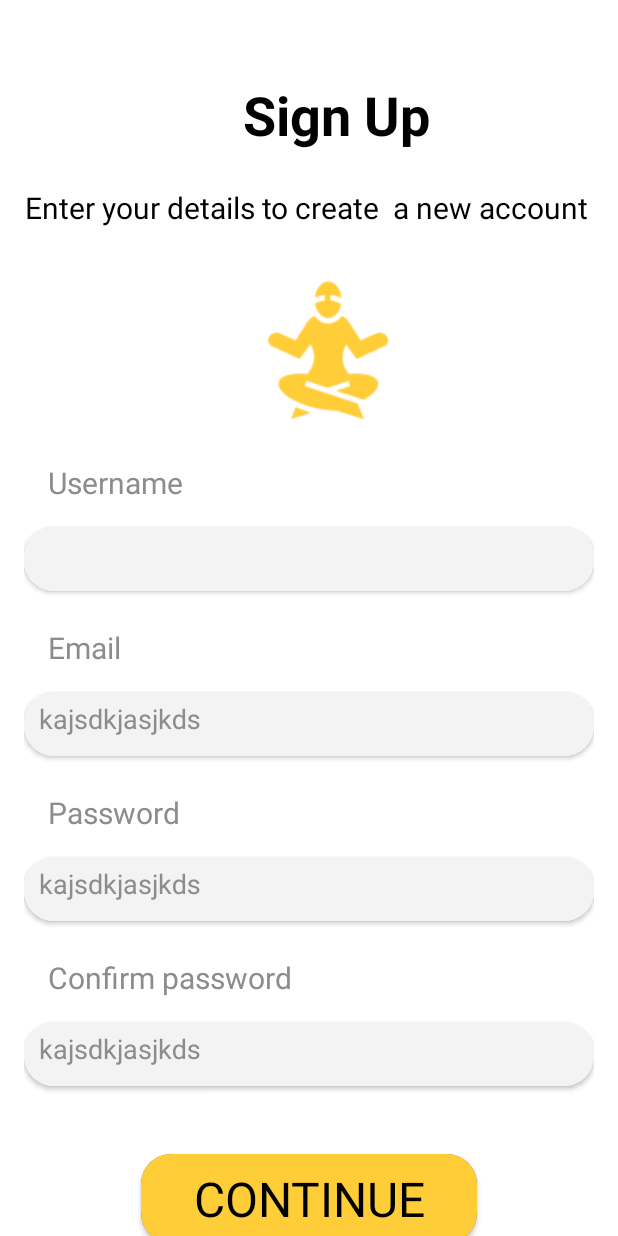
After one commit to henriqueramosqs/MindMate, an Android app: the SignUpActivity screen opened directly, with no data from a screen before it, on a phone screen of 412 x 824 dp. The commit adds this screen. Run offline under Robolectric (Android 15) with nearby library versions, the phone set to English and light mode, and no system bars.

Commit message:
feat: Sign up screen

```diff
--- a/app/src/main/AndroidManifest.xml
+++ b/app/src/main/AndroidManifest.xml
@@ -11,6 +11,9 @@
         android:supportsRtl="true"
         android:theme="@style/Theme.MindMate"
         tools:targetApi="31">
+        <activity
+            android:name=".ui.login.SignUpActivity"
+            android:exported="false" />
         <activity
             android:name=".ui.login.LoginActivity"
             android:exported="false"
--- a/app/src/main/java/com/example/mindmate/MainActivity.kt
+++ b/app/src/main/java/com/example/mindmate/MainActivity.kt
@@ -6,6 +6,7 @@ import android.os.Bundle
 import android.widget.Button
 import com.example.mindmate.databinding.ActivityMainBinding
 import com.example.mindmate.ui.login.LoginActivity
+import com.example.mindmate.ui.login.SignUpActivity
 
 class MainActivity : AppCompatActivity() {
 
@@ -16,10 +17,18 @@ class MainActivity : AppCompatActivity() {
         setContentView(binding.root)
 
         val loginBtt: Button = binding.loginBtt
+        val signUpBtt:Button = binding.sigupBtt
+
         loginBtt.setOnClickListener {
             Intent(this,LoginActivity::class.java).also {
                 startActivity(it)
             }
         }
+
+        signUpBtt.setOnClickListener {
+            Intent(this, SignUpActivity::class.java).also{
+                startActivity(it)
+            }
+        }
     }
 }
--- a/app/src/main/java/com/example/mindmate/ui/login/LoggedInUserView.kt
+++ /dev/null
@@ -1,9 +0,0 @@
-package com.example.mindmate.ui.login
-
-/**
- * User details post authentication that is exposed to the UI
- */
-data class LoggedInUserView(
-    val displayName: String
-    //... other data fields that may be accessible to the UI
-)
--- a/app/src/main/java/com/example/mindmate/ui/login/LoginActivity.kt
+++ b/app/src/main/java/com/example/mindmate/ui/login/LoginActivity.kt
@@ -18,7 +18,7 @@ import com.example.mindmate.R
 
 class LoginActivity : AppCompatActivity() {
 
-    private lateinit var loginViewModel: LoginViewModel
+//    private lateinit var loginViewModel: LoginViewModel
     private lateinit var binding: ActivityLoginBinding
 
     override fun onCreate(savedInstanceState: Bundle?) {
--- a/app/src/main/java/com/example/mindmate/ui/login/LoginFormState.kt
+++ /dev/null
@@ -1,10 +0,0 @@
-package com.example.mindmate.ui.login
-
-/**
- * Data validation state of the login form.
- */
-data class LoginFormState(
-    val usernameError: Int? = null,
-    val passwordError: Int? = null,
-    val isDataValid: Boolean = false
-)
--- a/app/src/main/java/com/example/mindmate/ui/login/LoginResult.kt
+++ /dev/null
@@ -1,9 +0,0 @@
-package com.example.mindmate.ui.login
-
-/**
- * Authentication result : success (user details) or error message.
- */
-data class LoginResult(
-    val success: LoggedInUserView? = null,
-    val error: Int? = null
-)
--- a/app/src/main/java/com/example/mindmate/ui/login/LoginViewModel.kt
+++ /dev/null
@@ -1,55 +0,0 @@
-package com.example.mindmate.ui.login
-
-import androidx.lifecycle.LiveData
-import androidx.lifecycle.MutableLiveData
-import androidx.lifecycle.ViewModel
-import android.util.Patterns
-import com.example.mindmate.data.LoginRepository
-import com.example.mindmate.data.Result
-
-import com.example.mindmate.R
-
-class LoginViewModel(private val loginRepository: LoginRepository) : ViewModel() {
-
-    private val _loginForm = MutableLiveData<LoginFormState>()
-    val loginFormState: LiveData<LoginFormState> = _loginForm
-
-    private val _loginResult = MutableLiveData<LoginResult>()
-    val loginResult: LiveData<LoginResult> = _loginResult
-
-    fun login(username: String, password: String) {
-        // can be launched in a separate asynchronous job
-        val result = loginRepository.login(username, password)
-
-        if (result is Result.Success) {
-            _loginResult.value =
-                LoginResult(success = LoggedInUserView(displayName = result.data.displayName))
-        } else {
-            _loginResult.value = LoginResult(error = R.string.login_failed)
-        }
-    }
-
-    fun loginDataChanged(username: String, password: String) {
-        if (!isUserNameValid(username)) {
-            _loginForm.value = LoginFormState(usernameError = R.string.invalid_username)
-        } else if (!isPasswordValid(password)) {
-            _loginForm.value = LoginFormState(passwordError = R.string.invalid_password)
-        } else {
-            _loginForm.value = LoginFormState(isDataValid = true)
-        }
-    }
-
-    // A placeholder username validation check
-    private fun isUserNameValid(username: String): Boolean {
-        return if (username.contains('@')) {
-            Patterns.EMAIL_ADDRESS.matcher(username).matches()
-        } else {
-            username.isNotBlank()
-        }
-    }
-
-    // A placeholder password validation check
-    private fun isPasswordValid(password: String): Boolean {
-        return password.length > 5
-    }
-}
--- a/app/src/main/java/com/example/mindmate/ui/login/LoginViewModelFactory.kt
+++ /dev/null
@@ -1,25 +0,0 @@
-package com.example.mindmate.ui.login
-
-import androidx.lifecycle.ViewModel
-import androidx.lifecycle.ViewModelProvider
-import com.example.mindmate.data.LoginDataSource
-import com.example.mindmate.data.LoginRepository
-
-/**
- * ViewModel provider factory to instantiate LoginViewModel.
- * Required given LoginViewModel has a non-empty constructor
- */
-class LoginViewModelFactory : ViewModelProvider.Factory {
-
-    @Suppress("UNCHECKED_CAST")
-    override fun <T : ViewModel> create(modelClass: Class<T>): T {
-        if (modelClass.isAssignableFrom(LoginViewModel::class.java)) {
-            return LoginViewModel(
-                loginRepository = LoginRepository(
-                    dataSource = LoginDataSource()
-                )
-            ) as T
-        }
-        throw IllegalArgumentException("Unknown ViewModel class")
-    }
-}
--- /dev/null
+++ b/app/src/main/java/com/example/mindmate/ui/login/SignUpActivity.kt
@@ -0,0 +1,12 @@
+package com.example.mindmate.ui.login
+
+import androidx.appcompat.app.AppCompatActivity
+import android.os.Bundle
+import com.example.mindmate.R
+
+class SignUpActivity : AppCompatActivity() {
+    override fun onCreate(savedInstanceState: Bundle?) {
+        super.onCreate(savedInstanceState)
+        setContentView(R.layout.activity_sign_up)
+    }
+}
--- a/app/src/main/res/layout/activity_main.xml
+++ b/app/src/main/res/layout/activity_main.xml
@@ -74,7 +74,7 @@
             app:cardCornerRadius="20dp">
 
             <Button
-                android:id="@+id/button5"
+                android:id="@+id/sigupBtt"
                 android:layout_width="224dp"
                 android:layout_height="59dp"
                 android:layout_marginBottom="55sp"
--- /dev/null
+++ b/app/src/main/res/layout/activity_sign_up.xml
@@ -0,0 +1,258 @@
+<?xml version="1.0" encoding="utf-8"?>
+<ScrollView xmlns:android="http://schemas.android.com/apk/res/android"
+    android:layout_width="match_parent"
+    android:layout_height="match_parent">
+
+<androidx.constraintlayout.widget.ConstraintLayout xmlns:android="http://schemas.android.com/apk/res/android"
+    xmlns:app="http://schemas.android.com/apk/res-auto"
+    xmlns:tools="http://schemas.android.com/tools"
+    android:layout_width="match_parent"
+    android:layout_height="match_parent"
+    android:layout_gravity="center_horizontal"
+    android:background="@color/white"
+    android:paddingLeft="@dimen/activity_horizontal_margin"
+    android:paddingTop="@dimen/activity_vertical_margin"
+    android:paddingRight="@dimen/activity_horizontal_margin"
+    android:paddingBottom="@dimen/activity_vertical_margin"
+    android:backgroundTint="@color/white"
+    tools:context=".ui.login.SignUpActivity">
+
+    <TextView
+        android:id="@+id/SignUp_text"
+        android:layout_width="wrap_content"
+        android:layout_height="wrap_content"
+        android:layout_marginStart="146dp"
+        android:layout_marginTop="36sp"
+        android:text="Sign Up"
+        android:textColor="#000000"
+        android:textSize="36sp"
+        android:textStyle="bold"
+        app:layout_constraintStart_toStartOf="parent"
+        app:layout_constraintTop_toTopOf="parent" />
+
+    <TextView
+        android:id="@+id/SignUp_desc"
+        android:layout_width="wrap_content"
+        android:layout_height="wrap_content"
+        android:layout_marginTop="24dp"
+        android:gravity="center_horizontal"
+        android:text="Enter your details to create  a new account"
+        android:textColor="@color/black"
+        android:textSize="20sp"
+        app:layout_constraintStart_toStartOf="parent"
+        app:layout_constraintTop_toBottomOf="@+id/SignUp_text" />
+
+    <ImageView
+        android:id="@+id/SignUp_icon"
+        android:layout_width="wrap_content"
+        android:layout_height="wrap_content"
+        android:layout_marginStart="151dp"
+        android:layout_marginTop="32dp"
+        app:layout_constraintStart_toStartOf="parent"
+        app:layout_constraintTop_toBottomOf="@+id/SignUp_desc"
+        app:srcCompat="@drawable/sign_up_icon" />
+
+    <TextView
+        android:id="@+id/userNameSgnup_txt"
+        android:layout_width="wrap_content"
+        android:layout_height="wrap_content"
+        android:layout_marginLeft="16sp"
+        android:layout_marginTop="24sp"
+        android:text="Username"
+        android:textColor="#8c8c8c"
+        android:textSize="20sp"
+        app:layout_constraintStart_toStartOf="parent"
+        app:layout_constraintTop_toBottomOf="@+id/SignUp_icon" />
+
+    <androidx.cardview.widget.CardView
+        android:id="@+id/userNameSignup_CardWraper"
+        android:layout_width="match_parent"
+        android:layout_height="wrap_content"
+        android:layout_marginTop="16dp"
+        android:backgroundTint="#FFFFFF"
+        app:cardCornerRadius="20dp"
+        app:layout_constraintStart_toStartOf="parent"
+        app:layout_constraintTop_toBottomOf="@+id/userNameSgnup_txt">
+
+
+        <com.google.android.material.textfield.TextInputLayout
+            android:id="@+id/userNameSignUp_input"
+            android:layout_width="match_parent"
+            android:layout_height="wrap_content"
+            android:layout_marginTop="-16dp"
+            android:background="#F3F3F3"
+            android:hint="kajsdkjasjkds"
+            android:textColorHint="#8C8C8C"
+            app:cardCornerRadius="20dp"
+            tools:ignore="MissingConstraints">
+
+            <com.google.android.material.textfield.TextInputEditText
+                android:layout_width="match_parent"
+                android:layout_height="48dp"
+                android:layout_marginLeft="10sp"
+                android:layout_marginBottom="0sp"
+                android:background="#F3F3F3"
+                android:textColor="#8C8C8C" />
+
+        </com.google.android.material.textfield.TextInputLayout>
+    </androidx.cardview.widget.CardView>
+
+    <TextView
+        android:id="@+id/emailSgnup_txt"
+        android:layout_width="wrap_content"
+        android:layout_height="wrap_content"
+        android:layout_marginLeft="16sp"
+        android:layout_marginTop="24sp"
+        android:text="Email"
+        android:textColor="#8c8c8c"
+        android:textSize="20sp"
+        app:layout_constraintStart_toStartOf="parent"
+        app:layout_constraintTop_toBottomOf="@+id/userNameSignup_CardWraper" />
+
+    <androidx.cardview.widget.CardView
+        android:id="@+id/emailSignup_CardWraper"
+        android:layout_width="match_parent"
+        android:layout_height="wrap_content"
+        android:layout_marginTop="16dp"
+        android:backgroundTint="#FFFFFF"
+        app:cardCornerRadius="20dp"
+        app:layout_constraintStart_toStartOf="parent"
+        app:layout_constraintTop_toBottomOf="@+id/emailSgnup_txt">
+
+
+        <com.google.android.material.textfield.TextInputLayout
+            android:id="@+id/Email_input"
+            android:layout_width="match_parent"
+            android:layout_height="wrap_content"
+            android:layout_marginTop="-16dp"
+            android:background="#F3F3F3"
+            android:hint="kajsdkjasjkds"
+            android:textColorHint="#8C8C8C"
+            app:cardCornerRadius="20dp"
+            tools:ignore="MissingConstraints">
+
+            <com.google.android.material.textfield.TextInputEditText
+                android:layout_width="match_parent"
+                android:layout_height="48dp"
+                android:layout_marginLeft="10sp"
+                android:layout_marginBottom="0sp"
+                android:background="#F3F3F3"
+                android:textColor="#8C8C8C" />
+
+        </com.google.android.material.textfield.TextInputLayout>
+    </androidx.cardview.widget.CardView>
+
+    <TextView
+        android:id="@+id/passwordSignUp_txt"
+        android:layout_width="wrap_content"
+        android:layout_height="wrap_content"
+        android:layout_marginLeft="16sp"
+        android:layout_marginTop="24sp"
+        android:text="Password"
+        android:textColor="#8c8c8c"
+        android:textSize="20sp"
+        app:layout_constraintStart_toStartOf="parent"
+        app:layout_constraintTop_toBottomOf="@+id/emailSignup_CardWraper" />
+
+    <androidx.cardview.widget.CardView
+        android:id="@+id/passwordSignup_CardWraper"
+        android:layout_width="match_parent"
+        android:layout_height="wrap_content"
+        android:layout_marginTop="16dp"
+        android:backgroundTint="#FFFFFF"
+        app:cardCornerRadius="20dp"
+        app:layout_constraintStart_toStartOf="parent"
+        app:layout_constraintTop_toBottomOf="@+id/passwordSignUp_txt">
+
+
+        <com.google.android.material.textfield.TextInputLayout
+            android:id="@+id/passwordSignUp_input"
+            android:layout_width="match_parent"
+            android:layout_height="wrap_content"
+            android:layout_marginTop="-16dp"
+            android:background="#F3F3F3"
+            android:hint="kajsdkjasjkds"
+            android:textColorHint="#8C8C8C"
+            app:cardCornerRadius="20dp"
+            tools:ignore="MissingConstraints">
+
+            <com.google.android.material.textfield.TextInputEditText
+                android:layout_width="match_parent"
+                android:layout_height="48dp"
+                android:layout_marginLeft="10sp"
+                android:layout_marginBottom="0sp"
+                android:background="#F3F3F3"
+                android:textColor="#8C8C8C" />
+
+        </com.google.android.material.textfield.TextInputLayout>
+    </androidx.cardview.widget.CardView>
+
+    <TextView
+        android:id="@+id/confirmPassword_txt"
+        android:layout_width="wrap_content"
+        android:layout_height="wrap_content"
+        android:layout_marginLeft="16sp"
+        android:layout_marginTop="24sp"
+        android:text="Confirm password"
+        android:textColor="#8c8c8c"
+        android:textSize="20sp"
+        app:layout_constraintStart_toStartOf="parent"
+        app:layout_constraintTop_toBottomOf="@+id/passwordSignup_CardWraper" />
+
+    <androidx.cardview.widget.CardView
+        android:id="@+id/confirmPasswordSignup_CardWraper"
+        android:layout_width="match_parent"
+        android:layout_height="wrap_content"
+        android:layout_marginTop="16dp"
+        android:backgroundTint="#FFFFFF"
+        app:cardCornerRadius="20dp"
+        app:layout_constraintStart_toStartOf="parent"
+        app:layout_constraintTop_toBottomOf="@+id/confirmPassword_txt">
+
+
+        <com.google.android.material.textfield.TextInputLayout
+            android:id="@+id/confirmPasswordSignUp_input"
+            android:layout_width="match_parent"
+            android:layout_height="wrap_content"
+            android:layout_marginTop="-16dp"
+            android:background="#F3F3F3"
+            android:hint="kajsdkjasjkds"
+            android:textColorHint="#8C8C8C"
+            app:cardCornerRadius="20dp"
+            tools:ignore="MissingConstraints">
+
+            <com.google.android.material.textfield.TextInputEditText
+                android:layout_width="match_parent"
+                android:layout_height="48dp"
+                android:layout_marginLeft="10sp"
+                android:layout_marginBottom="0sp"
+                android:background="#F3F3F3"
+                android:textColor="#8C8C8C" />
+
+        </com.google.android.material.textfield.TextInputLayout>
+    </androidx.cardview.widget.CardView>
+
+
+    <androidx.cardview.widget.CardView
+        android:id="@+id/ContinuebttSignUpCard_wrapper"
+        app:cardCornerRadius="20dp"
+        android:layout_width="wrap_content"
+        android:layout_marginTop="45dp"
+        android:layout_height="wrap_content"
+        app:layout_constraintEnd_toEndOf="parent"
+        app:layout_constraintStart_toStartOf="parent"
+        app:layout_constraintTop_toBottomOf="@+id/confirmPasswordSignup_CardWraper">
+
+        <Button
+            android:id="@+id/ContinueBttnSignUp"
+            android:layout_width="224dp"
+            android:layout_height="59dp"
+            android:background="#FFCD38"
+            android:fontFamily="sans-serif"
+            android:text="Continue"
+            android:textColor="#000000"
+            android:textSize="32sp" />
+    </androidx.cardview.widget.CardView>
+
+</androidx.constraintlayout.widget.ConstraintLayout>
+</ScrollView>
```
